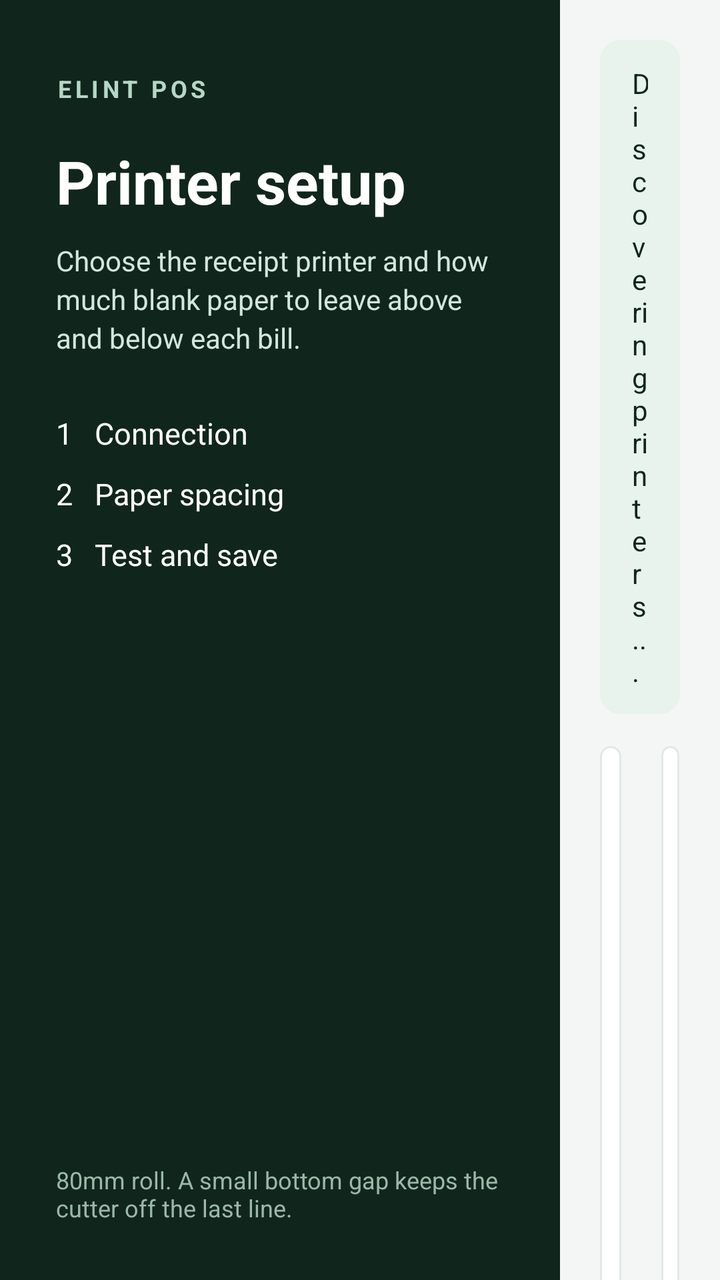
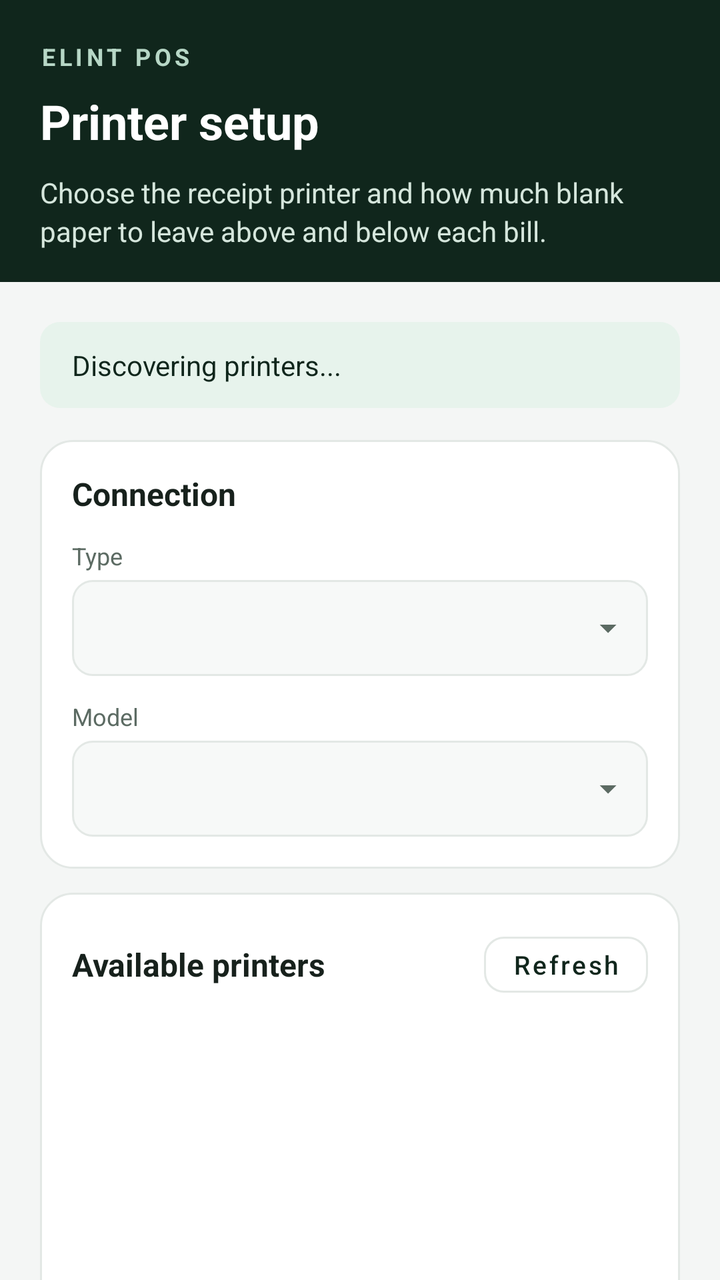

Compare the two renders of this Android layout. The source of the first and the diff that turns it into the second are given below.
<!-- AndroidManifest.xml: activity theme Theme.ElintPOS -->
<!-- res/layout/activity_printer_setup.xml -->
<?xml version="1.0" encoding="utf-8"?>
<LinearLayout xmlns:android="http://schemas.android.com/apk/res/android"
    xmlns:app="http://schemas.android.com/apk/res-auto"
    android:layout_width="match_parent"
    android:layout_height="match_parent"
    android:background="@color/setup_surface"
    android:orientation="horizontal">

    <LinearLayout
        android:layout_width="280dp"
        android:layout_height="match_parent"
        android:background="@drawable/bg_setup_panel"
        android:orientation="vertical"
        android:paddingStart="28dp"
        android:paddingTop="36dp"
        android:paddingEnd="28dp"
        android:paddingBottom="28dp">

        <TextView
            android:layout_width="wrap_content"
            android:layout_height="wrap_content"
            android:letterSpacing="0.16"
            android:text="ELINT POS"
            android:textColor="#B7D7C6"
            android:textSize="12sp"
            android:textStyle="bold" />

        <TextView
            android:layout_width="match_parent"
            android:layout_height="wrap_content"
            android:layout_marginTop="18dp"
            android:text="Printer setup"
            android:textColor="@color/white"
            android:textSize="30sp"
            android:textStyle="bold" />

        <TextView
            android:layout_width="match_parent"
            android:layout_height="wrap_content"
            android:layout_marginTop="10dp"
            android:lineSpacingExtra="3dp"
            android:text="Choose the receipt printer and how much blank paper to leave above and below each bill."
            android:textColor="#D5E6DC"
            android:textSize="14sp" />

        <TextView
            android:layout_width="match_parent"
            android:layout_height="wrap_content"
            android:layout_marginTop="28dp"
            android:text="1   Connection"
            android:textColor="@color/white"
            android:textSize="15sp" />

        <TextView
            android:layout_width="match_parent"
            android:layout_height="wrap_content"
            android:layout_marginTop="10dp"
            android:text="2   Paper spacing"
            android:textColor="@color/white"
            android:textSize="15sp" />

        <TextView
            android:layout_width="match_parent"
            android:layout_height="wrap_content"
            android:layout_marginTop="10dp"
            android:text="3   Test and save"
            android:textColor="@color/white"
            android:textSize="15sp" />

        <View
            android:layout_width="0dp"
            android:layout_height="0dp"
            android:layout_weight="1" />

        <TextView
            android:layout_width="match_parent"
            android:layout_height="wrap_content"
            android:text="80mm roll. A small bottom gap keeps the cutter off the last line."
            android:textColor="#9BB8A8"
            android:textSize="12sp" />
    </LinearLayout>

    <ScrollView
        android:layout_width="0dp"
        android:layout_height="match_parent"
        android:layout_weight="1"
        android:fillViewport="true"
        android:scrollbars="none">

        <LinearLayout
            android:layout_width="match_parent"
            android:layout_height="wrap_content"
            android:orientation="vertical"
            android:padding="20dp">

            <TextView
                android:id="@+id/statusText"
                android:layout_width="match_parent"
                android:layout_height="wrap_content"
                android:background="@drawable/bg_setup_status"
                android:paddingStart="16dp"
                android:paddingTop="12dp"
                android:paddingEnd="16dp"
                android:paddingBottom="12dp"
                android:text="Discovering printers..."
                android:textColor="@color/setup_ink"
                android:textSize="14sp" />

            <LinearLayout
                android:layout_width="match_parent"
                android:layout_height="wrap_content"
                android:layout_marginTop="16dp"
                android:baselineAligned="false"
                android:orientation="horizontal">

                <LinearLayout
                    android:layout_width="0dp"
                    android:layout_height="wrap_content"
                    android:layout_marginEnd="10dp"
                    android:layout_weight="1.15"
                    android:orientation="vertical">

                    <LinearLayout
                        android:layout_width="match_parent"
                        android:layout_height="wrap_content"
                        android:background="@drawable/bg_setup_card"
                        android:orientation="vertical"
                        android:padding="16dp">

                        <TextView
                            android:layout_width="match_parent"
                            android:layout_height="wrap_content"
                            android:text="Connection"
                            android:textColor="@color/setup_text"
                            android:textSize="16sp"
                            android:textStyle="bold" />

                        <TextView
                            android:layout_width="match_parent"
                            android:layout_height="wrap_content"
                            android:layout_marginTop="12dp"
                            android:text="Type"
                            android:textColor="@color/setup_muted"
                            android:textSize="12sp" />

                        <Spinner
                            android:id="@+id/connectionTypeSpinner"
                            android:layout_width="match_parent"
                            android:layout_height="48dp"
                            android:layout_marginTop="4dp"
                            android:background="@drawable/bg_setup_spinner"
                            android:paddingStart="12dp"
                            android:paddingEnd="36dp" />

                        <TextView
                            android:layout_width="match_parent"
                            android:layout_height="wrap_content"
                            android:layout_marginTop="12dp"
                            android:text="Model"
                            android:textColor="@color/setup_muted"
                            android:textSize="12sp" />

                        <Spinner
                            android:id="@+id/printerModelSpinner"
                            android:layout_width="match_parent"
                            android:layout_height="48dp"
                            android:layout_marginTop="4dp"
                            android:background="@drawable/bg_setup_spinner"
                            android:paddingStart="12dp"
                            android:paddingEnd="36dp" />
                    </LinearLayout>

                    <LinearLayout
                        android:layout_width="match_parent"
                        android:layout_height="wrap_content"
                        android:layout_marginTop="12dp"
                        android:background="@drawable/bg_setup_card"
                        android:orientation="vertical"
                        android:padding="16dp">

                        <LinearLayout
                            android:layout_width="match_parent"
                            android:layout_height="wrap_content"
                            android:gravity="center_vertical"
                            android:orientation="horizontal">

                            <TextView
                                android:layout_width="0dp"
                                android:layout_height="wrap_content"
                                android:layout_weight="1"
                                android:text="Available printers"
                                android:textColor="@color/setup_text"
                                android:textSize="16sp"
                                android:textStyle="bold" />

                            <com.google.android.material.button.MaterialButton
                                android:id="@+id/refreshButton"
                                style="@style/Widget.MaterialComponents.Button.OutlinedButton"
                                android:layout_width="wrap_content"
                                android:layout_height="40dp"
                                android:minWidth="0dp"
                                android:paddingStart="14dp"
                                android:paddingEnd="14dp"
                                android:text="Refresh"
                                android:textAllCaps="false"
                                android:textColor="@color/setup_ink"
                                android:textSize="13sp"
                                app:cornerRadius="10dp"
                                app:strokeColor="@color/setup_line" />
                        </LinearLayout>

                        <androidx.recyclerview.widget.RecyclerView
                            android:id="@+id/printerRecyclerView"
                            android:layout_width="match_parent"
                            android:layout_height="240dp"
                            android:layout_marginTop="10dp"
                            android:clipToPadding="false"
                            android:overScrollMode="never" />
                    </LinearLayout>
                </LinearLayout>

                <LinearLayout
                    android:layout_width="0dp"
                    android:layout_height="wrap_content"
                    android:layout_marginStart="10dp"
                    android:layout_weight="1"
                    android:orientation="vertical">

                    <LinearLayout
                        android:layout_width="match_parent"
                        android:layout_height="wrap_content"
                        android:background="@drawable/bg_setup_card"
                        android:orientation="vertical"
                        android:padding="16dp">

                        <TextView
                            android:layout_width="match_parent"
                            android:layout_height="wrap_content"
                            android:text="Paper spacing"
                            android:textColor="@color/setup_text"
                            android:textSize="16sp"
                            android:textStyle="bold" />

                        <TextView
                            android:layout_width="match_parent"
                            android:layout_height="wrap_content"
                            android:layout_marginTop="4dp"
                            android:text="Blank paper around the printed bill. 8 dots is about 1 mm."
                            android:textColor="@color/setup_muted"
                            android:textSize="12sp" />

                        <LinearLayout
                            android:layout_width="match_parent"
                            android:layout_height="wrap_content"
                            android:layout_marginTop="14dp"
                            android:gravity="center_vertical"
                            android:orientation="horizontal">

                            <TextView
                                android:layout_width="0dp"
                                android:layout_height="wrap_content"
                                android:layout_weight="1"
                                android:text="Top gap"
                                android:textColor="@color/setup_text"
                                android:textSize="14sp"
                                android:textStyle="bold" />

                            <TextView
                                android:id="@+id/topGapValue"
                                android:layout_width="wrap_content"
                                android:layout_height="wrap_content"
                                android:text="8 dots · 1.0 mm"
                                android:textColor="@color/setup_accent_dark"
                                android:textSize="13sp"
                                android:textStyle="bold" />
                        </LinearLayout>

                        <SeekBar
                            android:id="@+id/topGapSeek"
                            android:layout_width="match_parent"
                            android:layout_height="wrap_content"
                            android:layout_marginTop="4dp"
                            android:max="48"
                            android:progress="8"
                            android:progressTint="@color/setup_accent"
                            android:thumbTint="@color/setup_accent" />

                        <TextView
                            android:layout_width="match_parent"
                            android:layout_height="wrap_content"
                            android:text="Space above the shop name."
                            android:textColor="@color/setup_muted"
                            android:textSize="12sp" />

                        <LinearLayout
                            android:layout_width="match_parent"
                            android:layout_height="wrap_content"
                            android:layout_marginTop="16dp"
                            android:gravity="center_vertical"
                            android:orientation="horizontal">

                            <TextView
                                android:layout_width="0dp"
                                android:layout_height="wrap_content"
                                android:layout_weight="1"
                                android:text="Bottom gap"
                                android:textColor="@color/setup_text"
                                android:textSize="14sp"
                                android:textStyle="bold" />

                            <TextView
                                android:id="@+id/bottomGapValue"
                                android:layout_width="wrap_content"
                                android:layout_height="wrap_content"
                                android:text="20 dots · 2.5 mm"
                                android:textColor="@color/setup_accent_dark"
                                android:textSize="13sp"
                                android:textStyle="bold" />
                        </LinearLayout>

                        <SeekBar
                            android:id="@+id/bottomGapSeek"
                            android:layout_width="match_parent"
                            android:layout_height="wrap_content"
                            android:layout_marginTop="4dp"
                            android:max="120"
                            android:progress="20"
                            android:progressTint="@color/setup_accent"
                            android:thumbTint="@color/setup_accent" />

                        <TextView
                            android:layout_width="match_parent"
                            android:layout_height="wrap_content"
                            android:text="Space after the last line, before the cutter. Increase it if the last line is cut."
                            android:textColor="@color/setup_muted"
                            android:textSize="12sp" />

                        <TextView
                            android:layout_width="match_parent"
                            android:layout_height="wrap_content"
                            android:layout_marginTop="16dp"
                            android:text="After the bill"
                            android:textColor="@color/setup_text"
                            android:textSize="14sp"
                            android:textStyle="bold" />

                        <Spinner
                            android:id="@+id/cutModeSpinner"
                            android:layout_width="match_parent"
                            android:layout_height="48dp"
                            android:layout_marginTop="6dp"
                            android:background="@drawable/bg_setup_spinner"
                            android:paddingStart="12dp"
                            android:paddingEnd="36dp" />

                        <TextView
                            android:layout_width="match_parent"
                            android:layout_height="wrap_content"
                            android:layout_marginTop="4dp"
                            android:text="Full cut separates the bill. Partial cut leaves a small join. Continue feeds the paper without cutting."
                            android:textColor="@color/setup_muted"
                            android:textSize="12sp" />
                    </LinearLayout>

                    <LinearLayout
                        android:layout_width="match_parent"
                        android:layout_height="wrap_content"
                        android:layout_marginTop="12dp"
                        android:background="@drawable/bg_setup_card"
                        android:orientation="vertical"
                        android:padding="8dp">

                        <TextView
                            android:layout_width="match_parent"
                            android:layout_height="wrap_content"
                            android:paddingStart="8dp"
                            android:paddingTop="8dp"
                            android:paddingEnd="8dp"
                            android:text="Register"
                            android:textColor="@color/setup_text"
                            android:textSize="16sp"
                            android:textStyle="bold" />

                        <CheckBox
                            android:id="@+id/enabledPrinterDialogCheckBox"
                            android:layout_width="match_parent"
                            android:layout_height="wrap_content"
                            android:buttonTint="@color/setup_accent"
                            android:padding="8dp"
                            android:text="Show a print dialog before each bill"
                            android:textColor="@color/setup_text"
                            android:textSize="14sp" />

                        <CheckBox
                            android:id="@+id/kioskAutoBootCheckBox"
                            android:layout_width="match_parent"
                            android:layout_height="wrap_content"
                            android:buttonTint="@color/setup_accent"
                            android:padding="8dp"
                            android:text="Open this register when the device starts"
                            android:textColor="@color/setup_text"
                            android:textSize="14sp" />
                    </LinearLayout>

                    <com.google.android.material.button.MaterialButton
                        android:id="@+id/testPrintButton"
                        style="@style/Widget.MaterialComponents.Button.OutlinedButton"
                        android:layout_width="match_parent"
                        android:layout_height="52dp"
                        android:layout_marginTop="12dp"
                        android:text="Test print"
                        android:textAllCaps="false"
                        android:textColor="@color/setup_ink"
                        android:textSize="15sp"
                        app:cornerRadius="12dp"
                        app:strokeColor="@color/setup_accent" />

                    <LinearLayout
                        android:layout_width="match_parent"
                        android:layout_height="wrap_content"
                        android:layout_marginTop="12dp"
                        android:orientation="horizontal">

                        <com.google.android.material.button.MaterialButton
                            android:id="@+id/skipButton"
                            style="@style/Widget.MaterialComponents.Button.OutlinedButton"
                            android:layout_width="0dp"
                            android:layout_height="52dp"
                            android:layout_marginEnd="8dp"
                            android:layout_weight="1"
                            android:text="Skip"
                            android:textAllCaps="false"
                            android:textColor="@color/setup_text"
                            android:textSize="15sp"
                            app:cornerRadius="12dp"
                            app:strokeColor="@color/setup_line" />

                        <com.google.android.material.button.MaterialButton
                            android:id="@+id/continueButton"
                            android:layout_width="0dp"
                            android:layout_height="52dp"
                            android:layout_marginStart="8dp"
                            android:layout_weight="1"
                            android:text="Continue"
                            android:textAllCaps="false"
                            android:textColor="@color/white"
                            android:textSize="15sp"
                            app:backgroundTint="@color/setup_ink"
                            app:cornerRadius="12dp" />
                    </LinearLayout>
                </LinearLayout>
            </LinearLayout>
        </LinearLayout>
    </ScrollView>
</LinearLayout>
<!-- resources referenced by this layout -->
<resources>
  <color name="setup_accent">#1F7A4D</color>
  <color name="setup_accent_dark">#145C38</color>
  <color name="setup_ink">#10261C</color>
  <color name="setup_line">#E3E8E5</color>
  <color name="setup_muted">#5C6B63</color>
  <color name="setup_surface">#F4F6F5</color>
  <color name="setup_text">#17211C</color>
  <color name="white">#FFFFFFFF</color>
  <!-- drawable bg_setup_card (drawable) -->
  <?xml version="1.0" encoding="utf-8"?>
  <shape xmlns:android="http://schemas.android.com/apk/res/android">
      <solid android:color="@color/setup_card" />
      <corners android:radius="16dp" />
      <stroke android:width="1dp" android:color="@color/setup_line" />
  </shape>
  <!-- drawable bg_setup_panel (drawable) -->
  <?xml version="1.0" encoding="utf-8"?>
  <shape xmlns:android="http://schemas.android.com/apk/res/android">
      <solid android:color="@color/setup_ink" />
  </shape>
  <!-- drawable bg_setup_spinner (drawable) -->
  <?xml version="1.0" encoding="utf-8"?>
  <layer-list xmlns:android="http://schemas.android.com/apk/res/android">
      <item>
          <shape>
              <solid android:color="#F7F9F8" />
              <corners android:radius="10dp" />
              <stroke android:width="1dp" android:color="@color/setup_line" />
          </shape>
      </item>
      <item
          android:width="20dp"
          android:height="20dp"
          android:gravity="end|center_vertical"
          android:end="10dp"
          android:drawable="@drawable/ic_setup_chevron" />
  </layer-list>
  <!-- drawable bg_setup_status (drawable) -->
  <?xml version="1.0" encoding="utf-8"?>
  <shape xmlns:android="http://schemas.android.com/apk/res/android">
      <solid android:color="#E7F3EC" />
      <corners android:radius="10dp" />
  </shape>
  <style name="Theme.ElintPOS" parent="Theme.MaterialComponents.DayNight.NoActionBar">
  		<item name="android:windowFullscreen">true</item>
  		<item name="android:windowLayoutInDisplayCutoutMode">shortEdges</item>
  		<item name="android:forceDarkAllowed">false</item>
  		<item name="android:screenOrientation">landscape</item>
  	</style>
  <color name="setup_card">#FFFFFF</color>
  <!-- drawable ic_setup_chevron (drawable) -->
  <?xml version="1.0" encoding="utf-8"?>
  <vector xmlns:android="http://schemas.android.com/apk/res/android"
      android:width="20dp"
      android:height="20dp"
      android:viewportWidth="24"
      android:viewportHeight="24">
      <path
          android:fillColor="#5C6B63"
          android:pathData="M7,10l5,5 5,-5z" />
  </vector>
</resources>

<!-- the commit's change to res/layout/activity_printer_setup.xml (unified diff, before → after) -->
@@ -4,17 +4,17 @@
     android:layout_width="match_parent"
     android:layout_height="match_parent"
     android:background="@color/setup_surface"
-    android:orientation="horizontal">
+    android:orientation="vertical">
 
     <LinearLayout
-        android:layout_width="280dp"
-        android:layout_height="match_parent"
+        android:layout_width="match_parent"
+        android:layout_height="wrap_content"
         android:background="@drawable/bg_setup_panel"
         android:orientation="vertical"
-        android:paddingStart="28dp"
-        android:paddingTop="36dp"
-        android:paddingEnd="28dp"
-        android:paddingBottom="28dp">
+        android:paddingStart="20dp"
+        android:paddingTop="20dp"
+        android:paddingEnd="20dp"
+        android:paddingBottom="16dp">
 
         <TextView
             android:layout_width="wrap_content"
@@ -28,10 +28,10 @@
         <TextView
             android:layout_width="match_parent"
             android:layout_height="wrap_content"
-            android:layout_marginTop="18dp"
+            android:layout_marginTop="8dp"
             android:text="Printer setup"
             android:textColor="@color/white"
-            android:textSize="30sp"
+            android:textSize="24sp"
             android:textStyle="bold" />
 
         <TextView
@@ -42,47 +42,11 @@
             android:text="Choose the receipt printer and how much blank paper to leave above and below each bill."
             android:textColor="#D5E6DC"
             android:textSize="14sp" />
-
-        <TextView
-            android:layout_width="match_parent"
-            android:layout_height="wrap_content"
-            android:layout_marginTop="28dp"
-            android:text="1   Connection"
-            android:textColor="@color/white"
-            android:textSize="15sp" />
-
-        <TextView
-            android:layout_width="match_parent"
-            android:layout_height="wrap_content"
-            android:layout_marginTop="10dp"
-            android:text="2   Paper spacing"
-            android:textColor="@color/white"
-            android:textSize="15sp" />
-
-        <TextView
-            android:layout_width="match_parent"
-            android:layout_height="wrap_content"
-            android:layout_marginTop="10dp"
-            android:text="3   Test and save"
-            android:textColor="@color/white"
-            android:textSize="15sp" />
-
-        <View
-            android:layout_width="0dp"
-            android:layout_height="0dp"
-            android:layout_weight="1" />
-
-        <TextView
-            android:layout_width="match_parent"
-            android:layout_height="wrap_content"
-            android:text="80mm roll. A small bottom gap keeps the cutter off the last line."
-            android:textColor="#9BB8A8"
-            android:textSize="12sp" />
     </LinearLayout>
 
     <ScrollView
-        android:layout_width="0dp"
-        android:layout_height="match_parent"
+        android:layout_width="match_parent"
+        android:layout_height="0dp"
         android:layout_weight="1"
         android:fillViewport="true"
         android:scrollbars="none">
@@ -111,13 +75,11 @@
                 android:layout_height="wrap_content"
                 android:layout_marginTop="16dp"
                 android:baselineAligned="false"
-                android:orientation="horizontal">
+                android:orientation="vertical">
 
                 <LinearLayout
-                    android:layout_width="0dp"
+                    android:layout_width="match_parent"
                     android:layout_height="wrap_content"
-                    android:layout_marginEnd="10dp"
-                    android:layout_weight="1.15"
                     android:orientation="vertical">
 
                     <LinearLayout
@@ -220,10 +182,9 @@
                 </LinearLayout>
 
                 <LinearLayout
-                    android:layout_width="0dp"
+                    android:layout_width="match_parent"
                     android:layout_height="wrap_content"
-                    android:layout_marginStart="10dp"
-                    android:layout_weight="1"
+                    android:layout_marginTop="12dp"
                     android:orientation="vertical">
 
                     <LinearLayout
@@ -358,6 +319,32 @@
                             android:layout_height="wrap_content"
                             android:layout_marginTop="4dp"
                             android:text="Full cut separates the bill. Partial cut leaves a small join. Continue feeds the paper without cutting."
+                            android:textColor="@color/setup_muted"
+                            android:textSize="12sp" />
+
+                        <TextView
+                            android:layout_width="match_parent"
+                            android:layout_height="wrap_content"
+                            android:layout_marginTop="16dp"
+                            android:text="Print darkness (TecMI K8)"
+                            android:textColor="@color/setup_text"
+                            android:textSize="14sp"
+                            android:textStyle="bold" />
+
+                        <Spinner
+                            android:id="@+id/printDensitySpinner"
+                            android:layout_width="match_parent"
+                            android:layout_height="48dp"
+                            android:layout_marginTop="6dp"
+                            android:background="@drawable/bg_setup_spinner"
+                            android:paddingStart="12dp"
+                            android:paddingEnd="36dp" />
+
+                        <TextView
+                            android:layout_width="match_parent"
+                            android:layout_height="wrap_content"
+                            android:layout_marginTop="4dp"
+                            android:text="Applied when the TecMI K8 printer connects. Default leaves the printer setting unchanged."
                             android:textColor="@color/setup_muted"
                             android:textSize="12sp" />
                     </LinearLayout>
